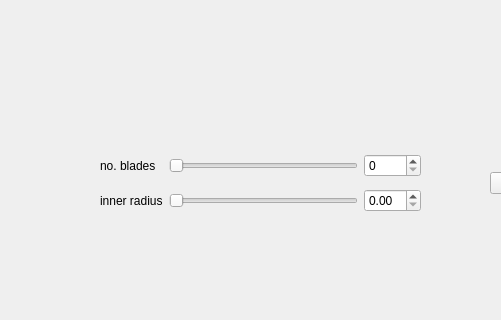
Above: module/UI/qtdesigner/annuluswindow.ui from badabush/Blade-Optimization-Tool before the change; both pictures show x 0 to 501 and y 402 to 722 of the 943 by 722 pixel window. Below: the same form after it.
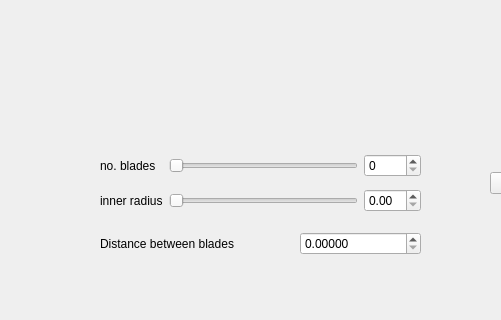
That is the form after the change.

Commit message: ref #7 : fixing number of blades in Annulus, adding distance between blades as output

Patch:
```diff
--- a/module/UI/qtdesigner/annuluswindow.ui
+++ b/module/UI/qtdesigner/annuluswindow.ui
@@ -119,6 +119,38 @@
      </item>
     </layout>
    </widget>
+   <widget class="QWidget" name="horizontalLayoutWidget_2">
+    <property name="geometry">
+     <rect>
+      <x>100</x>
+      <y>630</y>
+      <width>321</width>
+      <height>31</height>
+     </rect>
+    </property>
+    <layout class="QHBoxLayout" name="horizontalLayout_2">
+     <item>
+      <widget class="QLabel" name="label_13">
+       <property name="text">
+        <string>Distance between blades                  </string>
+       </property>
+      </widget>
+     </item>
+     <item>
+      <widget class="QDoubleSpinBox" name="label_dist">
+       <property name="enabled">
+        <bool>true</bool>
+       </property>
+       <property name="decimals">
+        <number>5</number>
+       </property>
+       <property name="singleStep">
+        <double>0.000000000000000</double>
+       </property>
+      </widget>
+     </item>
+    </layout>
+   </widget>
   </widget>
   <widget class="QMenuBar" name="menubar">
    <property name="geometry">
```
The commit also changes 2 other files.
